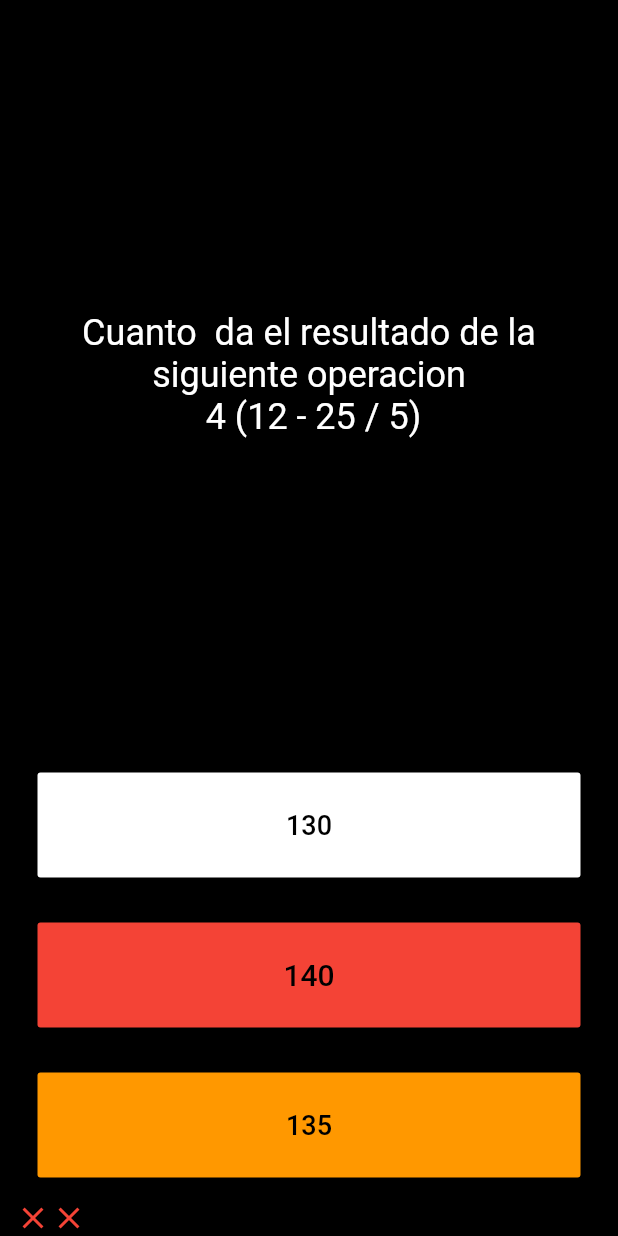
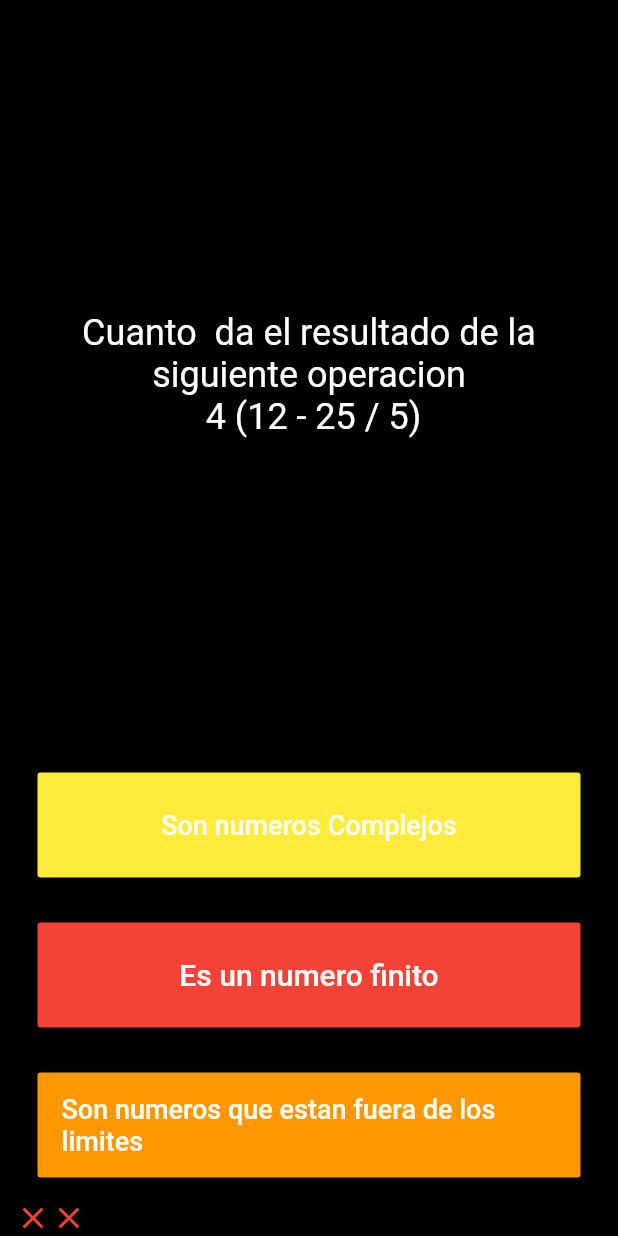
Before and after one commit to DiegoC-Moreno/QuizzAnimals, a Flutter app: the screen it shows after launch, after a tap on "130", after a tap on "140", on a phone screen of 412 x 824 dp. Run offline on Flutter 3.47's test engine with Material 2 defaults, Android fonts, the phone set to English and light mode, and no system bars; our stand-ins replace audioplayers, rflutter_alert.

Commit message:
fix in quizz class

```diff
--- a/lib/Cuestionario.dart
+++ b/lib/Cuestionario.dart
@@ -6,7 +6,7 @@ class Cuestionario{
   [
     Pregunta(p:'Cual es el resultado de la \n siguiente operacion \n 12 + 32 (24 / 6)?', r: '140',
         op: ['130','140','135']),
-    Pregunta(p:'Que es un numero imaginario?', r: 'Son numeros Complejos',op: [ 'Son numeros Complejos',
+    Pregunta(p:'Que es un numero imaginario?', r: 'Son numeros Complejos',op: ['Son numeros Complejos',
       'Es un numero finito','Son numeros que estan fuera de los limites'] ),
     Pregunta(p:'Cuanto  da el resultado de la siguiente operacion \n 4 (12 - 25 / 5)',r: '28' ,op: ['28',
       '30','42']),
@@ -21,7 +21,7 @@ class Cuestionario{
         op: ['tres de oxigeno','dos atomos de hidrogreno y una de oxigeno','Con una de nitrogeno y una de Cloro',]),
     Pregunta(p: 'de que esta compuesto el Carbonato de Sodio',r:'De dos de Sodio, una de carbono y tres Oxigeno',
         op:['De dos de Sodio, una de carbono y tres Oxigeno','de una de calcio, una de carbono y y tres Oxigeno',
-          'Una de hiero, una de carbono y tres Oxigeno',]),
+          'Una de hiero, una de carbono y tres Oxigeno']),
   ];
 
   String getPregunta(){
--- a/lib/main.dart
+++ b/lib/main.dart
@@ -151,33 +151,23 @@ class _LaboratorioState extends State<Laboratorio> {
             child: Padding(
               padding: EdgeInsets.all(15.0),
               child: FlatButton(
-                textColor: Colors.black,
-                color: Colors.white,
+                textColor: Colors.white,
+                color: Colors.yellow,
                 child: Text(
                   opciones[opcion1],
                   style: TextStyle(
                       fontSize: 18.0,
-                      color: Colors.black
+                      color: Colors.white
                   ),
                 ),
                 onPressed: () {
+                  opciones = cuestionario.getOpciones();
                   verificarRespuesta(opciones[opcion1]);
 
                   setState(() {
                     cuestionario.siguientePregunta();
                     if (valorPregunta.length == 9) {
-                      // showDialog(
-                      //     context: context,
-                      //     builder: (context) => AlertDialog(
-                      //       title: Text('nota'),
-                      //       content: Text('obtuvo una nota de $cantidad / 9'),
-                      //       actions: <Widget>[
-                      //         FlatButton(
-                      //           child: Text('Ok'),
-                      //           onPressed: (){},
-                      //         )
-                      //       ],
-                      //     ));
+
                       msj_nota(cantidad);
                       // opcion1 = 0;
                       // opcion2 = 1;
@@ -198,32 +188,21 @@ class _LaboratorioState extends State<Laboratorio> {
             child: Padding(
               padding: EdgeInsets.all(15.0),
               child: FlatButton(
-                textColor: Colors.black,
+                textColor: Colors.white,
                 color: Colors.red,
                 child: Text(
                   opciones[opcion2],
                   style: TextStyle(
                       fontSize: 20.0,
-                      color: Colors.black
+                      color: Colors.white
                   ),
                 ),
                 onPressed: () {
+                  opciones = cuestionario.getOpciones();
                   verificarRespuesta(opciones[opcion2]);
                   setState(() {
                     cuestionario.siguientePregunta();
                     if (valorPregunta.length == 9) {
-                      // showDialog(
-                      // context: context,
-                      // builder: (context) => AlertDialog(
-                      //   title: Text('nota'),
-                      //   content: Text('obtuvo una nota de $cantidad / 9'),
-                      //   actions: <Widget>[
-                      //     FlatButton(
-                      //       child: Text('Ok'),
-                      //         onPressed: (){},
-                      //     )
-                      //   ],
-                      // ));
                       msj_nota(cantidad);
                       // opcion1 = 0;
                       // opcion2 = 1;
@@ -244,34 +223,21 @@ class _LaboratorioState extends State<Laboratorio> {
             child: Padding(
               padding: EdgeInsets.all(15.0),
               child: FlatButton(
-                textColor: Colors.black,
+                textColor: Colors.white,
                 color: Colors.orange,
                 child: Text(
                   opciones[opcion3],
                   style: TextStyle(
                       fontSize: 18.0,
-                      color: Colors.black
+                      color: Colors.white
                   ),
                 ),
                 onPressed: () {
                   verificarRespuesta(opciones[opcion3]);
-
+                  opciones = cuestionario.getOpciones();
                   setState(() {
                     cuestionario.siguientePregunta();
                     if (valorPregunta.length == 9) {
-                      // showDialog(
-                      //     context: context,
-                      //     builder: (context) =>
-                      //         AlertDialog(
-                      //           title: Text('nota'),
-                      //           content: Text('obtuvo una nota de $cantidad / 9'),
-                      //           actions: <Widget>[
-                      //             FlatButton(
-                      //               child: Text('Ok'),
-                      //               onPressed: () {},
-                      //             )
-                      //           ],
-                      //         ));
                       // msj_nota(cantidad);
                       // opcion1 = 0;
                       // opcion2 = 1;
```
